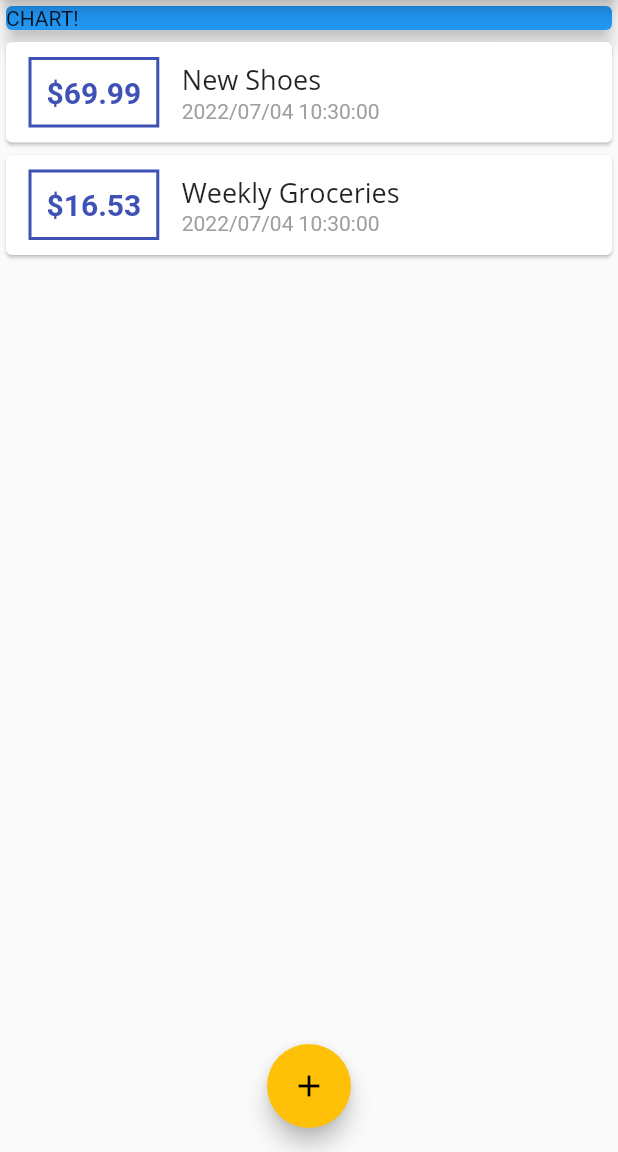
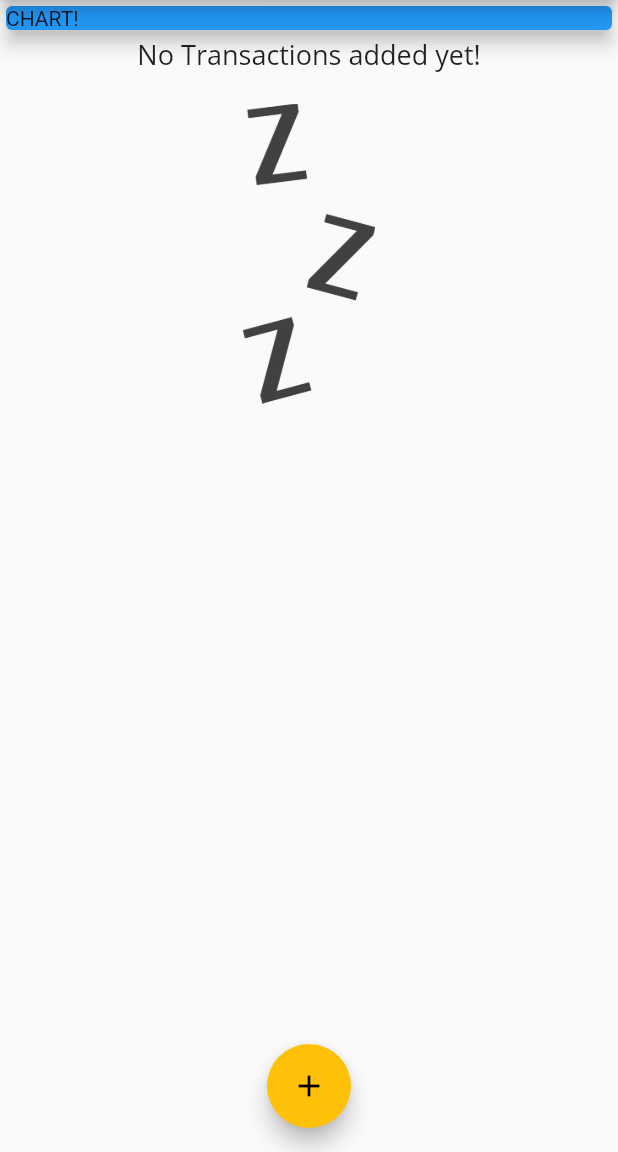
Before and after one commit to sanchoco/personal_expenses_app, a Flutter app: the screen it shows after launch, on a phone screen of 412 x 824 dp, the part 84-1236 px from its top. Run offline on Flutter 3.47's test engine with Material 2 defaults, Android fonts, the phone set to English and light mode, and no system bars.

```diff
--- a/lib/main.dart
+++ b/lib/main.dart
@@ -31,7 +31,6 @@ class MyApp extends StatelessWidget {
           accentColor: Colors.amber,
         ),
       ),
-      //.colorScheme.copyWith(primarySwatch: Colors.indigo, secondary: Colors.amber),
       home: MyHomePage(),
     );
   }
@@ -44,8 +43,8 @@ class MyHomePage extends StatefulWidget {
 
 class _MyHomePageState extends State<MyHomePage> {
   final List<Transaction> _userTransactions = [
-    Transaction(id: 't1', title: 'New Shoes', amount: 69.99, date: DateTime.now()),
-    Transaction(id: 't2', title: 'Weekly Groceries', amount: 16.53, date: DateTime.now()),
+    // Transaction(id: 't1', title: 'New Shoes', amount: 69.99, date: DateTime.now()),
+    // Transaction(id: 't2', title: 'Weekly Groceries', amount: 16.53, date: DateTime.now()),
   ];
   void _addNewTransaction(String txTitle, double txAmount) {
     final newTx = Transaction(
--- a/lib/widgets/transaction_list.dart
+++ b/lib/widgets/transaction_list.dart
@@ -3,14 +3,32 @@ import 'package:flutter_complete_guide/models/transaction.dart';
 import 'package:intl/intl.dart';
 
 class TransactionList extends StatelessWidget {
+  final List<Transaction> transactions;
   TransactionList(this.transactions);
-  final List<Transaction> transactions;
   @override
   Widget build(BuildContext context) {
     var themeColor = Theme.of(context).primaryColor;
     return Container(
       height: 500,
-      child: ListView.builder(
+      child: transactions.isEmpty
+          ? Column(
+              children: [
+                Text(
+                  'No Transactions added yet!',
+                  style: Theme.of(context).textTheme.headline6,
+                ),
+                SizedBox(
+                  height: 20,
+                ),
+                Container(
+                    height: 200,
+                    child: Image.asset(
+                      'assets/images/waiting.png',
+                      fit: BoxFit.cover,
+                    ))
+              ],
+            )
+          : ListView.builder(
               itemBuilder: (ctx, index) {
                 return Card(
                   child: Row(
--- a/pubspec.yaml
+++ b/pubspec.yaml
@@ -58,8 +58,8 @@ flutter:
   uses-material-design: true
 
   # To add assets to your application, add an assets section, like this:
-  # assets:
-  #   - images/a_dot_burr.jpeg
+  assets:
+    - assets/images/waiting.png
   #   - images/a_dot_ham.jpeg
 
   # An image asset can refer to one or more resolution-specific "variants", see
```
Also changed, not shown: assets/images/waiting.png (added). Lines whose indentation alone changed are shown as unchanged.
